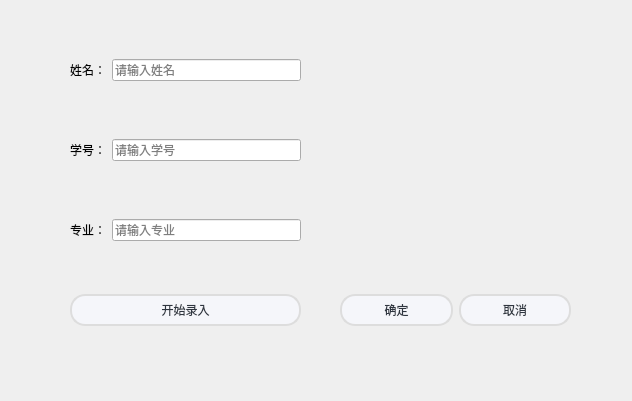
ClearDewy/CDSignInSystem, file CDSignInSystem/getdata.ui: the form before one commit.
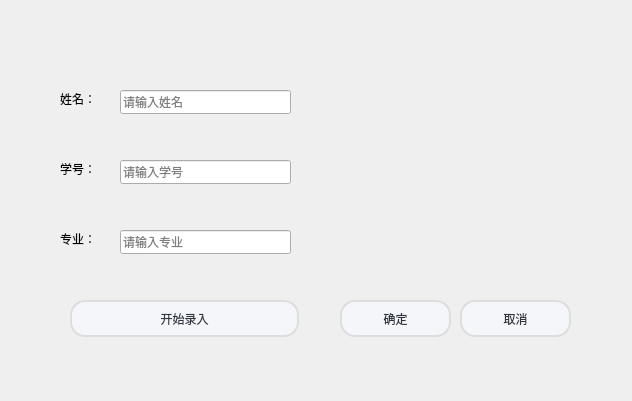
The form after the commit.

The edit to the form file:
```diff
--- a/CDSignInSystem/getdata.ui
+++ b/CDSignInSystem/getdata.ui
@@ -16,9 +16,9 @@
   <widget class="QLabel" name="videoLable">
    <property name="geometry">
     <rect>
-     <x>350</x>
+     <x>330</x>
      <y>30</y>
-     <width>211</width>
+     <width>251</width>
      <height>251</height>
     </rect>
    </property>
@@ -29,23 +29,68 @@
     <string/>
    </property>
   </widget>
-  <widget class="QWidget" name="horizontalLayoutWidget">
+  <widget class="QPushButton" name="startButton">
+   <property name="geometry">
+    <rect>
+     <x>70</x>
+     <y>300</y>
+     <width>229</width>
+     <height>37</height>
+    </rect>
+   </property>
+   <property name="styleSheet">
+    <string notr="true">/**正常情况下样式**/
+QPushButton{
+	font: 10pt &quot;微软雅黑&quot;;
+    color: #2f3640;
+    background-color: #f5f6fa;
+    border-color: #DDDDDD;
+    border-radius: 15px;
+    border-style: solid;
+    border-width: 2px;
+    padding: 5px;
+}
+
+/**鼠标停留在按钮上的样式**/
+QPushButton::hover{	
+    color: #6ec0ff;
+    background-color: #e5f7ff;
+    border-color: #94d6ff;
+}
+
+/**鼠标按压下去的样式**/
+QPushButton::pressed,QPushButton::checked{
+    color: #6ec0ff;
+    background-color: #e5f7ff;
+    border-color: #4cabff; 
+}
+
+/**按钮失能情况下样式**/
+QPushButton::disabled{
+    color: #FFFFFF;
+    background-color: #dcdde1;
+    border-color: #dcdde1;
+}
+</string>
+   </property>
+   <property name="text">
+    <string>开始录入</string>
+   </property>
+  </widget>
+  <widget class="QPushButton" name="sureButton">
+   <property name="enabled">
+    <bool>true</bool>
+   </property>
    <property name="geometry">
     <rect>
      <x>340</x>
-     <y>290</y>
-     <width>231</width>
-     <height>41</height>
+     <y>300</y>
+     <width>111</width>
+     <height>37</height>
     </rect>
    </property>
-   <layout class="QHBoxLayout" name="horizontalLayout">
-    <item>
-     <widget class="QPushButton" name="sureButton">
-      <property name="enabled">
-       <bool>true</bool>
-      </property>
-      <property name="styleSheet">
-       <string notr="true">/**正常情况下样式**/
+   <property name="styleSheet">
+    <string notr="true">/**正常情况下样式**/
 QPushButton{
 	font: 10pt &quot;微软雅黑&quot;;
     color: #2f3640;
@@ -78,16 +123,22 @@
     border-color: #dcdde1;
 }
 </string>
-      </property>
-      <property name="text">
-       <string>确定</string>
-      </property>
-     </widget>
-    </item>
-    <item>
-     <widget class="QPushButton" name="cancelButton">
-      <property name="styleSheet">
-       <string notr="true">/**正常情况下样式**/
+   </property>
+   <property name="text">
+    <string>确定</string>
+   </property>
+  </widget>
+  <widget class="QPushButton" name="cancelButton">
+   <property name="geometry">
+    <rect>
+     <x>460</x>
+     <y>300</y>
+     <width>111</width>
+     <height>37</height>
+    </rect>
+   </property>
+   <property name="styleSheet">
+    <string notr="true">/**正常情况下样式**/
 QPushButton{
 	font: 10pt &quot;微软雅黑&quot;;
     color: #2f3640;
@@ -120,145 +171,88 @@
     border-color: #dcdde1;
 }
 </string>
-      </property>
-      <property name="text">
-       <string>取消</string>
-      </property>
-     </widget>
-    </item>
-   </layout>
+   </property>
+   <property name="text">
+    <string>取消</string>
+   </property>
   </widget>
-  <widget class="QWidget" name="horizontalLayoutWidget_2">
+  <widget class="QLabel" name="label_3">
    <property name="geometry">
     <rect>
-     <x>70</x>
-     <y>30</y>
-     <width>231</width>
-     <height>80</height>
+     <x>60</x>
+     <y>200</y>
+     <width>45</width>
+     <height>78</height>
     </rect>
    </property>
-   <layout class="QHBoxLayout" name="horizontalLayout_2">
-    <item>
-     <widget class="QLabel" name="label">
-      <property name="text">
-       <string>姓名：</string>
-      </property>
-     </widget>
-    </item>
-    <item>
-     <widget class="QLineEdit" name="nameEdit">
-      <property name="placeholderText">
-       <string>请输入姓名</string>
-      </property>
-     </widget>
-    </item>
-   </layout>
+   <property name="text">
+    <string>专业：</string>
+   </property>
   </widget>
-  <widget class="QWidget" name="horizontalLayoutWidget_3">
+  <widget class="QLineEdit" name="majorEdit">
    <property name="geometry">
     <rect>
-     <x>70</x>
-     <y>110</y>
-     <width>231</width>
-     <height>80</height>
+     <x>120</x>
+     <y>230</y>
+     <width>171</width>
+     <height>24</height>
     </rect>
    </property>
-   <layout class="QHBoxLayout" name="horizontalLayout_3">
-    <item>
-     <widget class="QLabel" name="label_2">
-      <property name="text">
-       <string>学号：</string>
-      </property>
-     </widget>
-    </item>
-    <item>
-     <widget class="QLineEdit" name="stuNumEdit">
-      <property name="placeholderText">
-       <string>请输入学号</string>
-      </property>
-     </widget>
-    </item>
-   </layout>
+   <property name="placeholderText">
+    <string>请输入专业</string>
+   </property>
   </widget>
-  <widget class="QWidget" name="horizontalLayoutWidget_4">
+  <widget class="QLineEdit" name="stuNumEdit">
    <property name="geometry">
     <rect>
-     <x>70</x>
-     <y>190</y>
-     <width>231</width>
-     <height>80</height>
+     <x>120</x>
+     <y>160</y>
+     <width>171</width>
+     <height>24</height>
     </rect>
    </property>
-   <layout class="QHBoxLayout" name="horizontalLayout_4">
-    <item>
-     <widget class="QLabel" name="label_3">
-      <property name="text">
-       <string>专业：</string>
-      </property>
-     </widget>
-    </item>
-    <item>
-     <widget class="QLineEdit" name="majorEdit">
-      <property name="placeholderText">
-       <string>请输入专业</string>
-      </property>
-     </widget>
-    </item>
-   </layout>
+   <property name="placeholderText">
+    <string>请输入学号</string>
+   </property>
   </widget>
-  <widget class="QWidget" name="horizontalLayoutWidget_5">
+  <widget class="QLabel" name="label_2">
    <property name="geometry">
     <rect>
-     <x>70</x>
-     <y>270</y>
-     <width>231</width>
-     <height>80</height>
+     <x>60</x>
+     <y>130</y>
+     <width>51</width>
+     <height>78</height>
     </rect>
    </property>
-   <layout class="QHBoxLayout" name="horizontalLayout_5">
-    <item>
-     <widget class="QPushButton" name="startButton">
-      <property name="styleSheet">
-       <string notr="true">/**正常情况下样式**/
-QPushButton{
-	font: 10pt &quot;微软雅黑&quot;;
-    color: #2f3640;
-    background-color: #f5f6fa;
-    border-color: #DDDDDD;
-    border-radius: 15px;
-    border-style: solid;
-    border-width: 2px;
-    padding: 5px;
-}
-
-/**鼠标停留在按钮上的样式**/
-QPushButton::hover{	
-    color: #6ec0ff;
-    background-color: #e5f7ff;
-    border-color: #94d6ff;
-}
-
-/**鼠标按压下去的样式**/
-QPushButton::pressed,QPushButton::checked{
-    color: #6ec0ff;
-    background-color: #e5f7ff;
-    border-color: #4cabff; 
-}
-
-/**按钮失能情况下样式**/
-QPushButton::disabled{
-    color: #FFFFFF;
-    background-color: #dcdde1;
-    border-color: #dcdde1;
-}
-</string>
-      </property>
-      <property name="text">
-       <string>开始录入</string>
-      </property>
-     </widget>
-    </item>
-   </layout>
+   <property name="text">
+    <string>学号：</string>
+   </property>
+  </widget>
+  <widget class="QLineEdit" name="nameEdit">
+   <property name="geometry">
+    <rect>
+     <x>120</x>
+     <y>90</y>
+     <width>171</width>
+     <height>24</height>
+    </rect>
+   </property>
+   <property name="placeholderText">
+    <string>请输入姓名</string>
+   </property>
+  </widget>
+  <widget class="QLabel" name="label">
+   <property name="geometry">
+    <rect>
+     <x>60</x>
+     <y>60</y>
+     <width>51</width>
+     <height>78</height>
+    </rect>
+   </property>
+   <property name="text">
+    <string>姓名：</string>
+   </property>
   </widget>
  </widget>
  <resources/>
```
